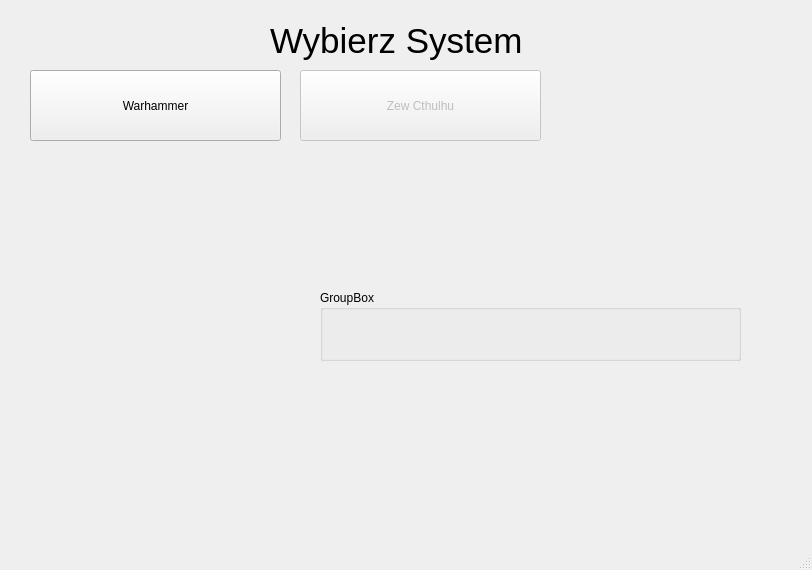
Old version of the form maingui.ui in the repository 1Batrex1/Character_Generator.
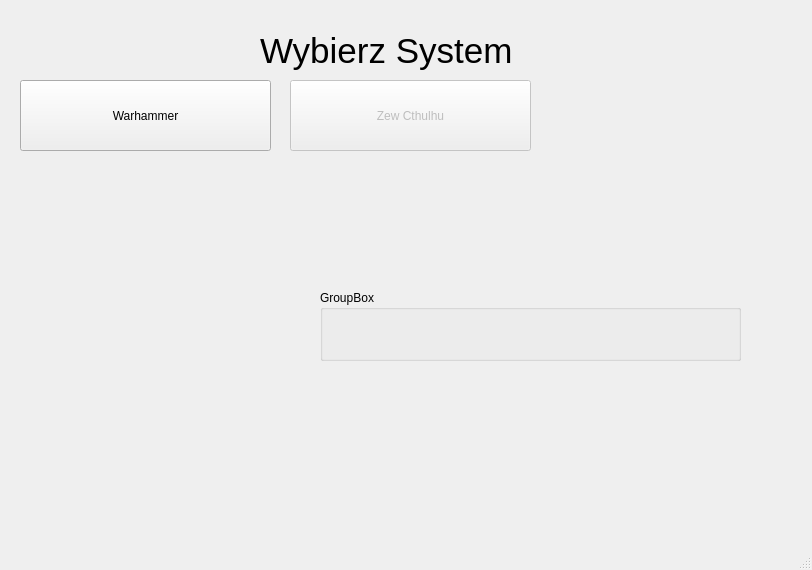
New version of the form.

Commit message: Podstawowa działalność guja. Trzeba wymyśleć jak: Połączć input box z dodawaniem imienia, Radio boxy z rasą i płcią.

The edit to the form file:
```diff
--- a/maingui.ui
+++ b/maingui.ui
@@ -138,8 +138,8 @@
    <widget class="QScrollArea" name="scrollArea">
     <property name="geometry">
      <rect>
-      <x>0</x>
-      <y>10</y>
+      <x>-10</x>
+      <y>20</y>
       <width>841</width>
       <height>511</height>
      </rect>
```
